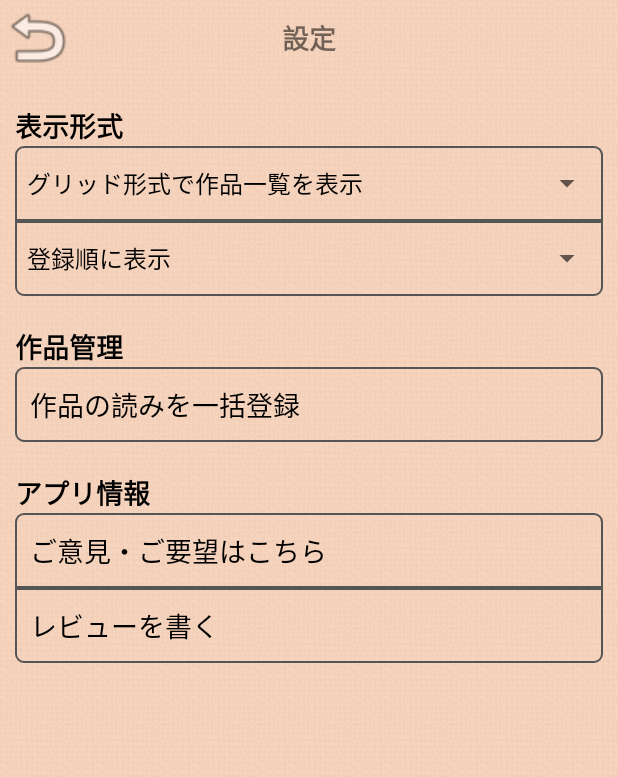
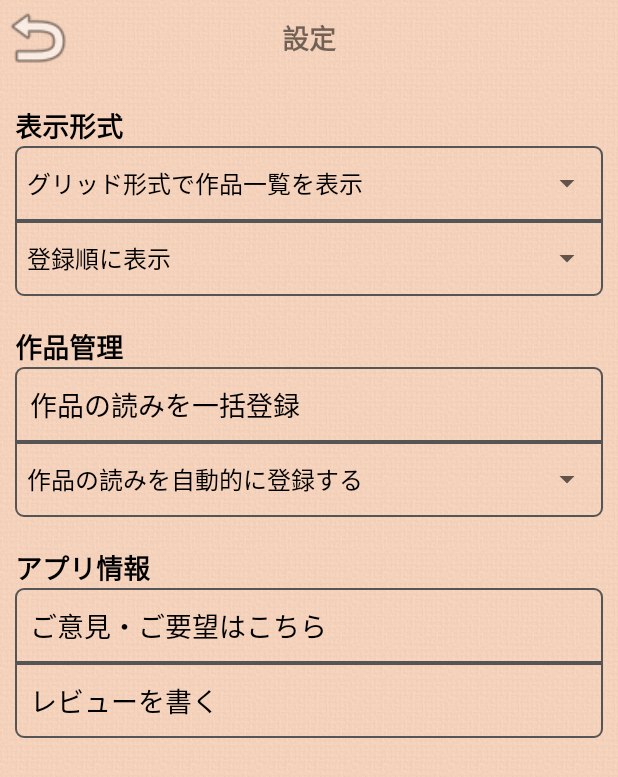
Before and after one commit to table-cloth/BookShelf, an Android app: the SettingsActivity screen opened directly, with no data from a screen before it, on a phone screen of 412 x 824 dp. Shown: the top 777 px of the screen. Run offline under Robolectric (Android 15) with nearby library versions, the phone set to English and light mode, and no system bars; our stand-ins replace AdMob; pictures from the network do not load; 5 statements that could not run were skipped.

Commit message:
add auto save setting for pronunciation & edit series detail view activity #24

```diff
--- a/app/src/main/java/com/tablecloth/bookshelf/activity/SeriesDetailActivity.java
+++ b/app/src/main/java/com/tablecloth/bookshelf/activity/SeriesDetailActivity.java
@@ -11,7 +11,6 @@ import android.graphics.Bitmap;
 import android.graphics.BitmapFactory;
 import android.os.Bundle;
 import android.provider.MediaStore;
-import android.support.annotation.IntegerRes;
 import android.support.annotation.NonNull;
 import android.support.annotation.Nullable;
 import android.view.View;
@@ -53,6 +52,7 @@ public class SeriesDetailActivity extends BaseActivity implements OnClickListene
     private TextView mBookTitlePronounceTextView = null;
     private TextView mBookAuthorPronounceTextView = null;
     private TextView mBookMagazinePronounceTextView = null;
+    private TextView mBookCompanyPronounceTextView = null;
 
     private TextView mBookMemoTextView = null;
     private TextView mBookVolumeTextView = null;
@@ -128,9 +128,10 @@ public class SeriesDetailActivity extends BaseActivity implements OnClickListene
         mBookAuthorTextView = (TextView)findViewById(R.id.author);
         mBookMagazineTextView = (TextView)findViewById(R.id.magazine);
         mBookCompanyTextView = (TextView)findViewById(R.id.company);
-        mBookTitlePronounceTextView = (TextView)findViewById(R.id.title_pronuncitation);
+        mBookTitlePronounceTextView = (TextView)findViewById(R.id.title_pronunciation);
         mBookAuthorPronounceTextView = (TextView)findViewById(R.id.author_pronunciation);
         mBookMagazinePronounceTextView = (TextView)findViewById(R.id.magazine_pronunciation);
+        mBookCompanyPronounceTextView = (TextView)findViewById(R.id.company_pronunciation);
 
         mBookMemoTextView = (TextView)findViewById(R.id.memo);
         mBookVolumeTextView = (TextView)findViewById(R.id.volume);
@@ -324,6 +325,7 @@ public class SeriesDetailActivity extends BaseActivity implements OnClickListene
         setTextAndVisibility(mBookTitlePronounceTextView, mShowBookSeriesData.getTitlePronunciation());
         setTextAndVisibility(mBookAuthorPronounceTextView, mShowBookSeriesData.getAuthorPronunciation());
         setTextAndVisibility(mBookMagazinePronounceTextView, mShowBookSeriesData.getMagazinePronunciation());
+        setTextAndVisibility(mBookCompanyPronounceTextView, mShowBookSeriesData.getCompanyPronunciation());
 
         // extra data
         setTextAndVisibility(mBookMemoTextView, mShowBookSeriesData.getMemo());
--- a/app/src/main/java/com/tablecloth/bookshelf/activity/SettingsActivity.java
+++ b/app/src/main/java/com/tablecloth/bookshelf/activity/SettingsActivity.java
@@ -125,13 +125,14 @@ public class SettingsActivity extends BaseActivity {
      * Initialize UIs related to book management category
      */
     private void initBookSeriesManagementUI() {
-        View setPronunciationBtn = findViewById(R.id.settings_manage_book_series_pronunciation);
+        View setPronunciationBtn = findViewById(R.id.settings_update_all_book_series_pronunciation);
         setPronunciationBtn.setOnClickListener(new View.OnClickListener() {
             @Override
             public void onClick(View v) {
                 doUpdateAllPronunciations();
             }
         });
+        initPronunciationAutoSaveSettingUI();
     }
 
     /**
@@ -141,6 +142,42 @@ public class SettingsActivity extends BaseActivity {
         initCatalogShowTypeSettingUI();
         initSortTypeSettingUI();
     }
+
+    private void initPronunciationAutoSaveSettingUI() {
+        final String[] spinnerTextListAutoSave = {
+                getString(R.string.settings_value_auto_save_pronunciation_on),
+                getString(R.string.settings_value_auto_save_pronunciation_off)
+        };
+
+        Spinner spinnerView = getSpinnerViewWithAdapter(
+                R.id.settings_auto_save_book_series_pronunciation_spinner,
+                spinnerTextListAutoSave,
+                new AdapterView.OnItemSelectedListener() {
+                    @Override
+                    public void onItemSelected(AdapterView<?> parent, View view, int position, long id) {
+                        mSettingsDao.save(
+                                Const.DB.Settings.KEY.BOOK_SERIES_AUTO_SAVE_PRONUNCIATION,
+                                position == 0
+                                        ? Const.DB.Settings.VALUE.BOOK_SERIES_AUTO_SAVE_PRONUNCIATION_ON
+                                        : Const.DB.Settings.VALUE.BOOK_SERIES_AUTO_SAVE_PRONUNCIATION_OFF);
+                    }
+
+                    @Override
+                    public void onNothingSelected(AdapterView<?> parent) {
+
+                    }
+                });
+
+        // Set default view for spinner
+        String savedValue = mSettingsDao.load(
+                Const.DB.Settings.KEY.BOOK_SERIES_AUTO_SAVE_PRONUNCIATION,
+                Const.DB.Settings.VALUE.BOOK_SERIES_AUTO_SAVE_PRONUNCIATION_ON);
+        spinnerView.setSelection(
+                Util.isEqual(savedValue, Const.DB.Settings.VALUE.BOOK_SERIES_AUTO_SAVE_PRONUNCIATION_ON)
+                        ? 0
+                        : 1);
+    }
+
 
     private void initSortTypeSettingUI() {
         final String[] spinnerTextListSort = {
--- a/app/src/main/java/com/tablecloth/bookshelf/util/Const.java
+++ b/app/src/main/java/com/tablecloth/bookshelf/util/Const.java
@@ -144,6 +144,7 @@ public class Const {
             public static class KEY {
                 public static final String SERIES_SHOW_TYPE = "series_show_type"; // 作品一覧の表示タイプ
                 public static final String SERIES_SORT_TYPE = "series_sort_type"; // 作品の表示順タイプ
+                public static final String BOOK_SERIES_AUTO_SAVE_PRONUNCIATION = "book_series_auto_save_pronunciation"; // 自動的にカナ情報を保存する
             }
             // 設定値ははこちらのクラスにて管理する
             public static class VALUE {
@@ -154,6 +155,8 @@ public class Const {
                 public static final String SERIES_SORT_TYPE_AUTHOR = "author"; // 作品の表示順タイプ
                 public static final String SERIES_SORT_TYPE_MAGAZINE = "magazine"; // 作品の表示順タイプ
                 public static final String SERIES_SORT_TYPE_COMPANY = "company"; // 作品の表示順タイプ
+                public static final String BOOK_SERIES_AUTO_SAVE_PRONUNCIATION_ON = "on"; // 自動的にカナ情報を保存する
+                public static final String BOOK_SERIES_AUTO_SAVE_PRONUNCIATION_OFF = "off"; // 自動的にカナ情報を保存する
             }
         }
 
--- a/app/src/main/res/layout/activity_settings.xml
+++ b/app/src/main/res/layout/activity_settings.xml
@@ -88,11 +88,12 @@
                     android:textSize="@dimen/text_large"
                     android:textStyle="bold" />
 
+                <!-- 読み仮名一括登録 -->
                 <RelativeLayout
-                    android:id="@+id/settings_manage_book_series_pronunciation"
+                    android:id="@+id/settings_update_all_book_series_pronunciation"
                     android:layout_width="match_parent"
                     android:layout_height="50dp"
-                    android:background="@drawable/settings_column">
+                    android:background="@drawable/settings_column_top">
 
                     <TextView
                         android:layout_width="wrap_content"
@@ -104,6 +105,22 @@
                         android:textSize="@dimen/text_large" />
 
                 </RelativeLayout>
+
+                <!-- 読み仮名を毎回自動登録するか -->
+                <RelativeLayout
+                    android:id="@+id/settings_auto_save_book_series_pronunciation"
+                    android:layout_width="match_parent"
+                    android:layout_height="50dp"
+                    android:background="@drawable/settings_column_bottom">
+
+                    <Spinner
+                        android:id="@+id/settings_auto_save_book_series_pronunciation_spinner"
+                        android:layout_width="match_parent"
+                        android:layout_height="match_parent"/>
+
+                </RelativeLayout>
+
+
             </LinearLayout>
 
             <!-- アプリ情報 -->
--- a/app/src/main/res/values/strings.xml
+++ b/app/src/main/res/values/strings.xml
@@ -83,6 +83,9 @@
     <string name="updating_pronunciation_data">作品の読み仮名を更新しています</string>
     <string name="updating_pronunciation_data_finished">作品の読み仮名の更新が完了しました</string>
     <string name="error_no_book_series_registered">作品が登録されていません</string>
+    <string name="settings_value_auto_save_pronunciation_on">作品の読みを自動的に登録する</string>
+    <string name="settings_value_auto_save_pronunciation_off">作品の読みを自動的に登録しない</string>
+
 
     <string name="dialog_confirm_update_sort_title">表示順に関するお知らせ</string>
     <string name="dialog_confirm_update_sort_msg">新しく表示順の設定項目が追加されました！\n\n作品の読み仮名が登録されていない場合は表示順が正常に表示されません。\n既に読み仮名を登録済み出ない場合は設定画面内の「作品の読みを一括登録」のボタンから読み仮名の登録をお願いします。\n\nこの画面の「読み仮名を更新する」からも読み仮名の登録ができますのでご利用ください。</string>
```
Also changed, not shown: app/src/main/java/com/tablecloth/bookshelf/dialog/BookSeriesAddEditDialogActivity.java (+33 -7 lines), app/src/main/java/com/tablecloth/bookshelf/util/SortUtil.java (+4 -8 lines), app/src/main/res/layout/activity_series_detail.xml (+17 -5 lines).
